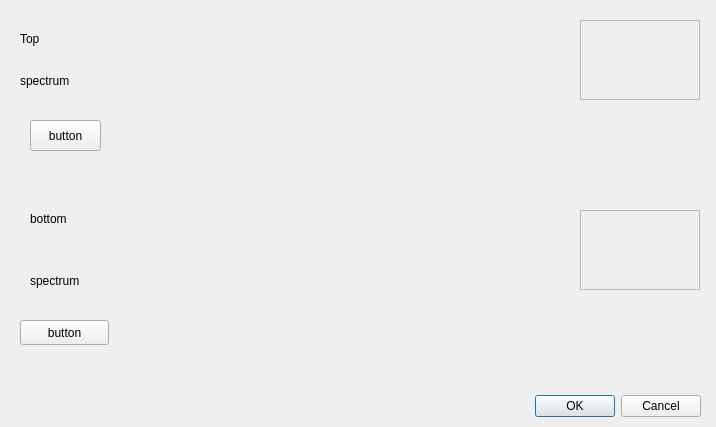
Qt form GUI/cloth_pop.ui (addinedu-ros-6th/deeplearning-repo-4) before a commit.
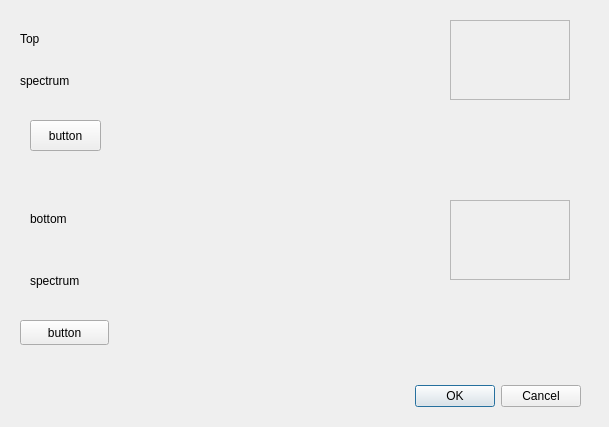
The same form after that commit.

Patch:
```diff
--- a/GUI/cloth_pop.ui
+++ b/GUI/cloth_pop.ui
@@ -6,7 +6,7 @@
    <rect>
     <x>0</x>
     <y>0</y>
-    <width>716</width>
+    <width>609</width>
     <height>427</height>
    </rect>
   </property>
@@ -16,8 +16,8 @@
   <widget class="QDialogButtonBox" name="spectrum_button">
    <property name="geometry">
     <rect>
-     <x>360</x>
-     <y>390</y>
+     <x>240</x>
+     <y>380</y>
      <width>341</width>
      <height>32</height>
     </rect>
@@ -47,7 +47,7 @@
     <rect>
      <x>20</x>
      <y>60</y>
-     <width>471</width>
+     <width>381</width>
      <height>41</height>
     </rect>
    </property>
@@ -97,7 +97,7 @@
   <widget class="QFrame" name="color1">
    <property name="geometry">
     <rect>
-     <x>580</x>
+     <x>450</x>
      <y>20</y>
      <width>120</width>
      <height>80</height>
@@ -113,8 +113,8 @@
   <widget class="QFrame" name="color2">
    <property name="geometry">
     <rect>
-     <x>580</x>
-     <y>210</y>
+     <x>450</x>
+     <y>200</y>
      <width>120</width>
      <height>80</height>
     </rect>
```
